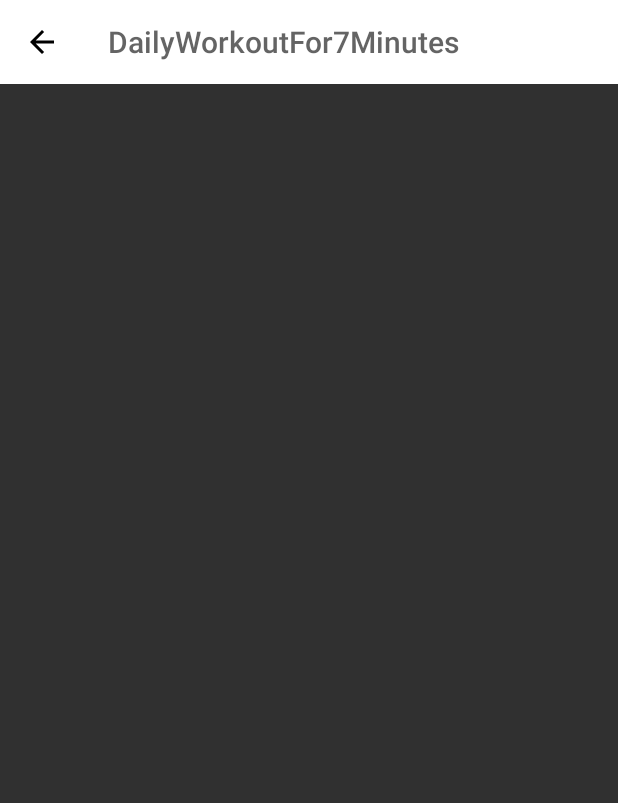
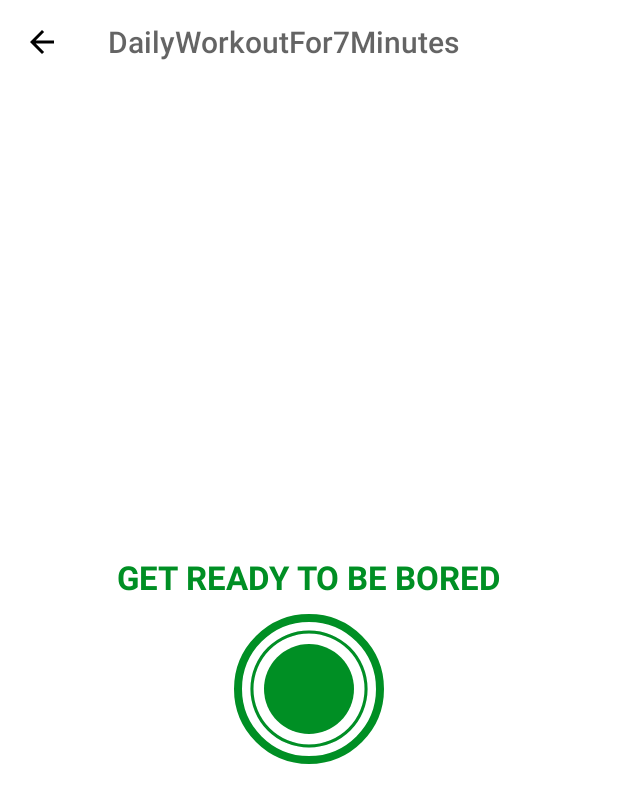
Before and after one commit to abhas1102/7minutesWorkout-App, an Android app: the ExerciseActivity screen opened directly, with no data from a screen before it, on a phone screen of 412 x 824 dp. Shown: the top 803 px of the screen. Run offline under Robolectric (Android 15) with nearby library versions, the phone set to English and light mode, and no system bars.

Commit message:
Set up the various custom shapes in layers for showing Progress bar.

```diff
--- /dev/null
+++ b/app/src/main/res/drawable/circular_progress_bar.xml
@@ -0,0 +1,11 @@
+<?xml version="1.0" encoding="utf-8"?>
+<layer-list xmlns:android="http://schemas.android.com/apk/res/android">
+<item>
+    <shape android:shape="ring"
+        android:innerRadiusRatio="2.7"
+        android:thicknessRatio="50.0"
+        android:useLevel="true">
+        <solid android:color="@color/colorAccent"/>
+    </shape>
+</item>
+</layer-list>
--- /dev/null
+++ b/app/src/main/res/drawable/circular_progress_gray.xml
@@ -0,0 +1,11 @@
+<?xml version="1.0" encoding="utf-8"?>
+<layer-list xmlns:android="http://schemas.android.com/apk/res/android">
+    <item>
+        <shape android:shape="ring"
+            android:innerRadiusRatio="2.7"
+            android:thicknessRatio="50.0"
+            android:useLevel="false">
+            <solid android:color="#D4DEE7"/>
+        </shape>
+    </item>
+</layer-list>
--- /dev/null
+++ b/app/src/main/res/drawable/item_circular_color_accent_background.xml
@@ -0,0 +1,7 @@
+<?xml version="1.0" encoding="utf-8"?>
+<shape xmlns:android="http://schemas.android.com/apk/res/android"
+    android:shape="oval">
+
+    <solid android:color="@color/colorAccent"/>
+
+</shape>
--- a/app/src/main/res/layout/activity_exercise.xml
+++ b/app/src/main/res/layout/activity_exercise.xml
@@ -5,7 +5,8 @@
     android:layout_width="match_parent"
     android:layout_height="match_parent"
     tools:context=".ExerciseActivity"
-    android:orientation="vertical">
+    android:orientation="vertical"
+    android:background="@color/colorWhite">
 
     <androidx.appcompat.widget.Toolbar
         android:id="@+id/toolbar_exercise_activity"
@@ -15,4 +16,59 @@
         app:titleTextColor="@color/colorPrimary"
         android:theme="@style/ToolbarTheme"/>
 
+    <LinearLayout
+        android:id="@+id/llRestView"
+        android:layout_width="match_parent"
+        android:layout_height="match_parent"
+        android:layout_below="@id/toolbar_exercise_activity"
+        android:gravity="center"
+        android:orientation="vertical"
+        android:visibility="visible">
+
+        <TextView
+            android:layout_width="wrap_content"
+            android:layout_height="wrap_content"
+            android:text="GET READY TO BE BORED"
+            android:textColor="@color/colorAccent"
+            android:textSize="22sp"
+            android:textStyle="bold"/>
+
+        <FrameLayout
+            android:layout_width="100dp"
+            android:layout_height="100dp"
+            android:layout_marginTop="10dp"
+            android:background="@drawable/item_circular_color_accent_border">
+
+            <ProgressBar
+                android:id="@+id/progressBar"
+                android:layout_width="100dp"
+                android:layout_height="100dp"
+                android:layout_gravity="center"
+                style="?android:attr/progressBarStyleHorizontal"
+                android:background="@drawable/circular_progress_gray"
+                android:indeterminate="false"
+                android:max="10"
+                android:progress="100"
+                android:progressDrawable="@drawable/circular_progress_bar"
+                android:rotation="-90"/>
+
+            <LinearLayout
+                android:layout_width="60dp"
+                android:layout_height="60dp"
+                android:layout_gravity="center"
+                android:background="@drawable/item_circular_color_accent_background"
+                android:gravity="center">
+
+                <TextView
+                    android:id="@+id/tvTimer"
+                    android:layout_width="wrap_content"
+                    android:layout_height="wrap_content"
+                    android:textColor="#FFFFFF"
+                    android:textSize="25sp"
+                    android:textStyle="bold"
+                    tools:text="10"/>
+            </LinearLayout>
+        </FrameLayout>
+    </LinearLayout>
+
 </RelativeLayout>
```
